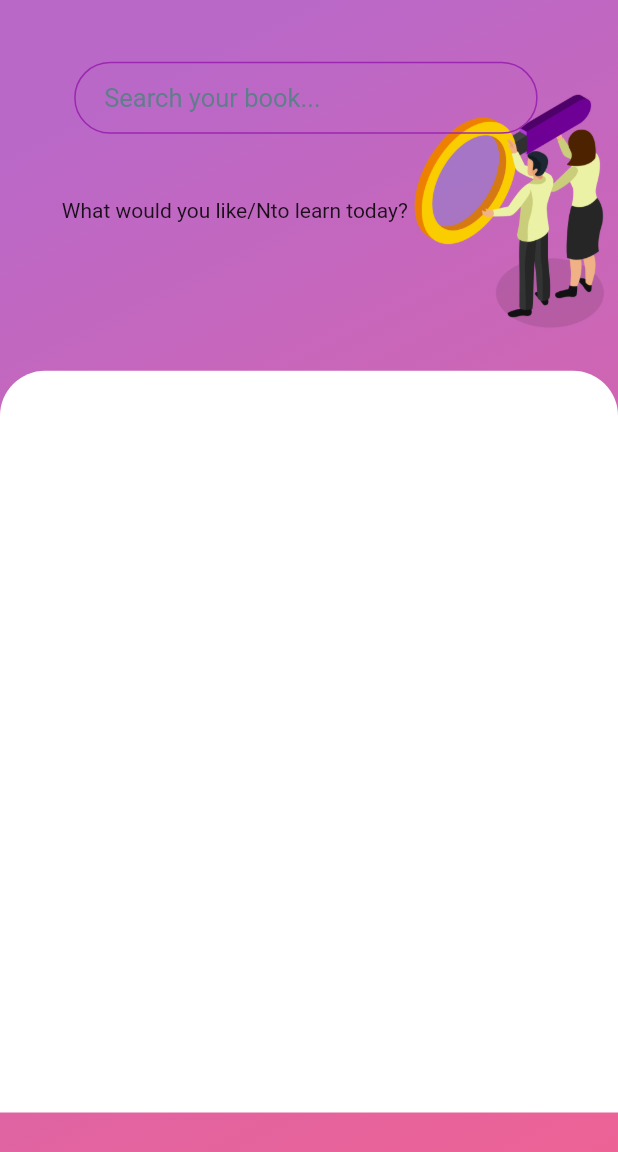
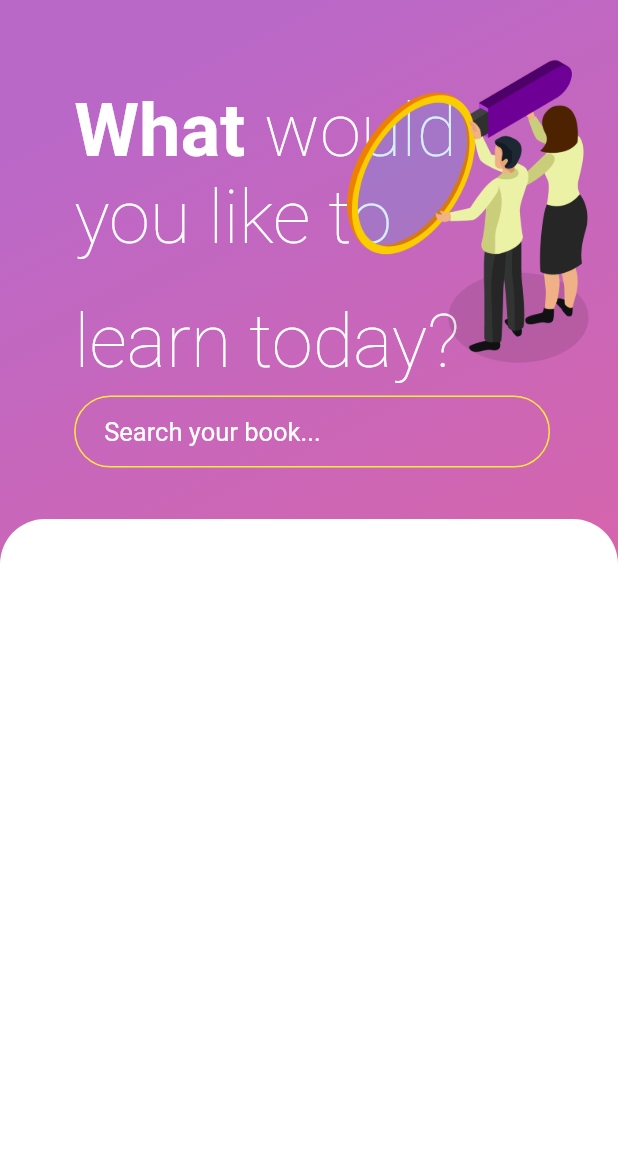
Before and after one commit to Murat-Altintas/bookshelf-app, a Flutter app: the MasterPage screen opened directly, after a tap on "search book", on a phone screen of 412 x 824 dp. Shown: the top 1152 px of the screen. Run offline on Flutter 3.47's test engine with Material 2 defaults, Android fonts, the light colour scheme and no system bars.

Commit message:
ver 2.00 resaultPage's started

```diff
--- a/lib/ResaultPage.dart
+++ b/lib/ResaultPage.dart
@@ -19,21 +19,62 @@ class _ResaultPageState extends State<ResaultPage> {
 
   @override
   Widget build(BuildContext context) {
+    var titleText = RichText(
+      text: TextSpan(
+        text: "What ",
+        style: TextStyle(
+          fontSize: heightSize(6),
+          color: Colors.white,
+          fontFamily: 'MainFont',
+          fontWeight: FontWeight.w700,
+        ),
+        children: <TextSpan>[
+          TextSpan(
+            text: 'would \n',
+            style: TextStyle(
+              fontSize: heightSize(6),
+              color: Colors.white,
+              fontFamily: 'MainFont',
+              fontWeight: FontWeight.w300,
+            ),
+          ),
+          TextSpan(
+            text: 'you like to \n',
+            style: TextStyle(
+              fontSize: heightSize(6),
+              color: Colors.white,
+              fontFamily: 'MainFont',
+              fontWeight: FontWeight.w300,
+            ),
+          ),
+          TextSpan(
+            text: 'learn today?',
+            style: TextStyle(
+              height: heightSize(0.22),
+              fontSize: heightSize(6),
+              color: Colors.white,
+              fontFamily: 'MainFont',
+              fontWeight: FontWeight.w300,
+            ),
+          ),
+        ],
+      ),
+    );
     searchBar() => Row(
           mainAxisAlignment: MainAxisAlignment.spaceEvenly,
           children: <Widget>[
             Container(
-              width: widthSize(75),
+              width: widthSize(77),
               child: TextField(
                 decoration: InputDecoration(
                   contentPadding: EdgeInsets.only(left: 20, top: 3),
                   border: OutlineInputBorder(
-                    borderSide: BorderSide(color: Colors.purple, width: 2),
+                    borderSide: BorderSide(color: Colors.yellow, width: 2),
                     borderRadius: BorderRadius.all(Radius.circular(60)),
                   ),
                   enabledBorder: OutlineInputBorder(
                     borderRadius: BorderRadius.all(Radius.circular(40.0)),
-                    borderSide: BorderSide(color: Colors.purple, width: 1),
+                    borderSide: BorderSide(color: Colors.yellow, width: 1),
                   ),
                   hintText: "Search your book...",
                   hintStyle: search,
@@ -57,15 +98,14 @@ class _ResaultPageState extends State<ResaultPage> {
               colors: [Colors.purple.shade300, Colors.pink.shade300])),
     );
     return Scaffold(
-
       body: Stack(
         children: <Widget>[
           bgGradient,
           Positioned(
-            top: heightSize(30),
+            top: heightSize(42),
             child: Container(
               width: SizeConfig.screenWidth,
-              height: heightSize(60),
+              height: heightSize(70),
               decoration: BoxDecoration(
                 color: Colors.white,
                 shape: BoxShape.rectangle,
@@ -77,21 +117,18 @@ class _ResaultPageState extends State<ResaultPage> {
             ),
           ),
           Positioned(
-            left: widthSize(10),
             top: heightSize(7),
-            child: Row(
-              mainAxisAlignment: MainAxisAlignment.spaceAround,
-              children: <Widget>[
-                Text("What would you like/Nto learn today?"),
-                SizedBox(
-                  height: heightSize(20),
-                  child: Image.asset("assets/images/resaultPage.png"),
-                ),
-              ],
-            ),
+            left: widthSize(12),
+            child: titleText,
           ),
           Positioned(
-            top: heightSize(5),
+            top: heightSize(4),
+            left: widthSize(54),
+            height: heightSize(26),
+            child: Image.asset("assets/images/resaultPage.png"),
+          ),
+          Positioned(
+            top: heightSize(32),
             left: widthSize(12),
             child: searchBar(),
           ),
--- a/lib/main.dart
+++ b/lib/main.dart
@@ -31,7 +31,7 @@ class _MyHomePageState extends State<MyHomePage> {
     return Scaffold(
       resizeToAvoidBottomPadding: false,
       //backgroundColor: Colors.lightBlueAccent.shade100,
-      body: MasterPage(),
+      body: ResaultPage(),
     );
   }
 }
--- a/lib/masterpage.dart
+++ b/lib/masterpage.dart
@@ -34,12 +34,7 @@ class MasterPageState extends State<MasterPage> {
               stops: [0.1, 1],
               colors: [Colors.purple.shade300, Colors.pink.shade300])),
     );
-    var welcomeText = Row(
-                  children: <Widget>[
-                    SizedBox(
-                      width: widthSize(5),
-                    ),
-                    RichText(
+    var welcome = RichText(
       text: TextSpan(
         text: "Welcome",
         style: TextStyle(
@@ -60,28 +55,35 @@ class MasterPageState extends State<MasterPage> {
           )
         ],
       ),
+    );
+    var welcomeText = Row(
+      children: <Widget>[
+        SizedBox(
+          width: widthSize(5),
         ),
+        welcome,
         SizedBox(
           height: heightSize(5),
         ),
       ],
     );
     return Scaffold(
-      body: SafeArea(
-        child: Stack(
+      body: Stack(
         children: <Widget>[
           bgGradient,
-            Padding(
-              padding: const EdgeInsets.all(20),
+          Positioned(
+            top: heightSize(2),
+            left: widthSize(10),
             child: SizedBox(
+              height: heightSize(37),
               child: Image.asset("assets/images/topsearch.png"),
             ),
           ),
-            Align(
-              alignment: Alignment(1, 1.05),
+          Positioned(
+            top: heightSize(42),
             child: Container(
               width: SizeConfig.screenWidth,
-                height: heightSize(50),
+              height: heightSize(70),
               decoration: BoxDecoration(
                 color: Colors.white,
                 shape: BoxShape.rectangle,
@@ -92,7 +94,7 @@ class MasterPageState extends State<MasterPage> {
               ),
             ),
           ),
-            ListView(
+          Column(
             children: <Widget>[
               SizedBox(
                 height: heightSize(50),
@@ -133,8 +135,7 @@ class MasterPageState extends State<MasterPage> {
                         SizedBox(
                           width: widthSize(28),
                           height: heightSize(14),
-                            child:
-                                Image.asset("assets/images/my_bookshelf.png"),
+                          child: Image.asset("assets/images/my_bookshelf.png"),
                         ),
                         Text("my bookshelf"),
                       ],
@@ -147,8 +148,8 @@ class MasterPageState extends State<MasterPage> {
                         SizedBox(
                           width: widthSize(28),
                           height: heightSize(14),
-                            child: Image.asset(
-                                "assets/images/my_acquisitions.png"),
+                          child:
+                              Image.asset("assets/images/my_acquisitions.png"),
                         ),
                         Text("my acquisitions"),
                       ],
@@ -182,8 +183,7 @@ class MasterPageState extends State<MasterPage> {
                         SizedBox(
                           width: widthSize(28),
                           height: heightSize(14),
-                            child:
-                                Image.asset("assets/images/my_notes.png"),
+                          child: Image.asset("assets/images/my_notes.png"),
                         ),
                         Text("my notes"),
                       ],
@@ -208,7 +208,11 @@ class MasterPageState extends State<MasterPage> {
           ),
         ],
       ),
-      ),
     );
   }
 }
+
+/*
+
+
+ */
--- a/lib/style.dart
+++ b/lib/style.dart
@@ -57,5 +57,5 @@ var search = TextStyle(
   fontFamily: 'MainFont',
   fontWeight: FontWeight.w500,
   fontSize: 17,
-  color: mainGrey,
+  color: Colors.white,
 );
```
Also changed, not shown: lib/loginpage2.dart (+17 -17 lines), assets/images/bookshelfPage.png (added), assets/images/coffee.png (deleted), assets/images/loginCoffee.png (added), assets/images/loginPage.png (added), assets/images/resaultPage.png, assets/images/splash.png (deleted), 4 other files. Lines whose indentation alone changed are shown as unchanged.
